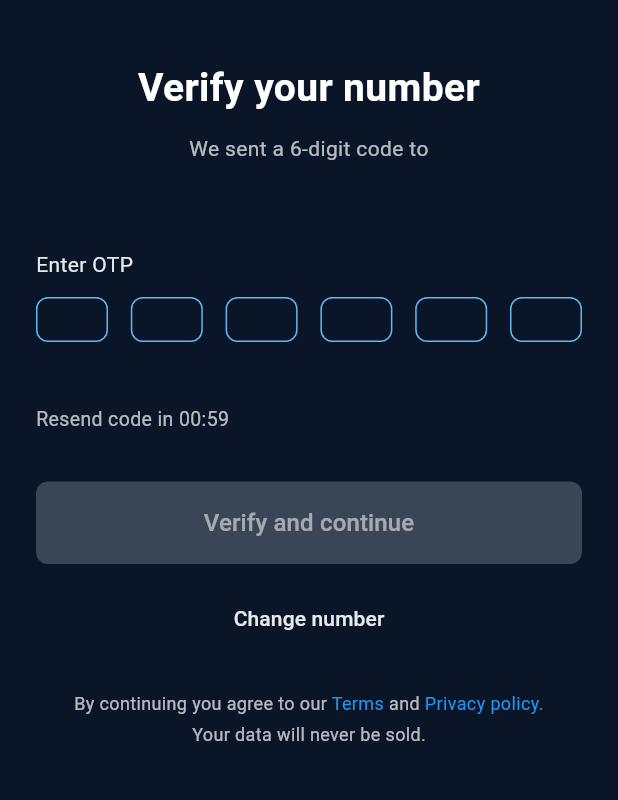
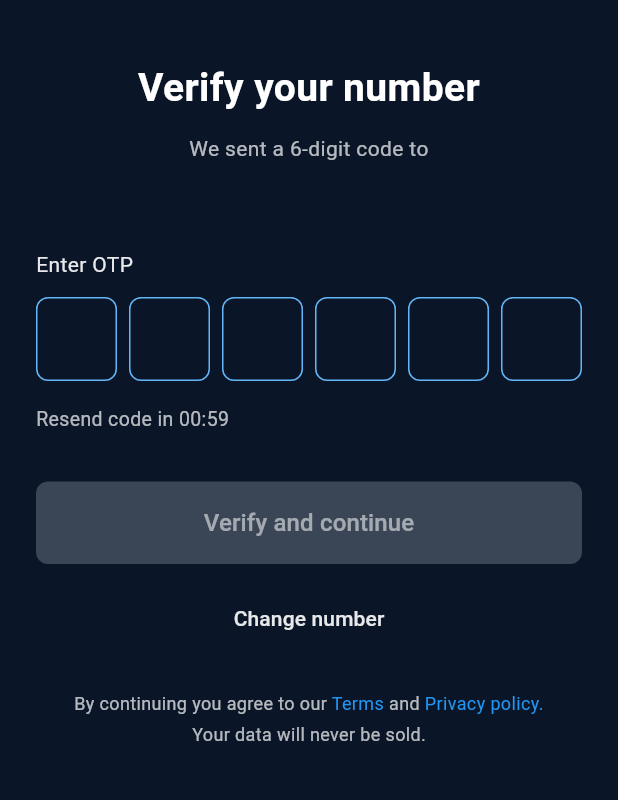
Before and after one commit to zhini-co-in/ZhiniApp, a Flutter app: the OtpScreen screen opened directly with empty values, on a phone screen of 412 x 824 dp, the part 258-1058 px from its top. Run offline on Flutter 3.47's test engine with Material 3 defaults, Android fonts, the phone set to English and light mode, and no system bars; our stand-ins replace camera, country_code_picker, device_info_plus, firebase_auth, firebase_core, firebase_messaging and 7 more; missing offline and left inert: fuzzywuzzy, google_mlkit_text_recognition, tflite_flutter; accounts and stored records are empty.

Commit message:
29092026

```diff
--- a/lib/constants/api_config.dart
+++ b/lib/constants/api_config.dart
@@ -1,6 +1,6 @@
 class ApiConfig {
   //static const String baseUrl = 'https://zhini.atom8itsolutions.com'; // unnoda machine IP, localhost illa (phone-la run panna)
-   static const String baseUrl = 'https://crucial-purifier-canopener.ngrok-free.dev';
+   static const String baseUrl = 'http://192.168.1.6:8080';
 
   static const String productSubmitUrl = '$baseUrl/product/submit';
   static const String submissionSearchUrl = '$baseUrl/product/search';
--- a/lib/otp_screen.dart
+++ b/lib/otp_screen.dart
@@ -451,30 +451,23 @@ class _OtpScreenState extends State<OtpScreen> {
               const SizedBox(height: 12),
 
               Row(
-                mainAxisAlignment: MainAxisAlignment.spaceBetween,
-                children: List.generate(6, (index) {
-                  return SizedBox(
-                    width: 48,
+  children: [
+    for (int i = 0; i < 6; i++) ...[
+      Expanded(
+        child: SizedBox(
   height: 56,
   child: TextField(
-                      controller: _controllers[index],
-                      focusNode: _focusNodes[index],
+    controller: _controllers[i],
+    focusNode: _focusNodes[i],
     keyboardType: TextInputType.number,
     textAlign: TextAlign.center,
-                      // Vertically centres the digit — without this the
-                      // default content padding pushed it below the box.
     textAlignVertical: TextAlignVertical.center,
-                      inputFormatters: [
-                        FilteringTextInputFormatter.digitsOnly,
-                      ],
-                      // maxLength intentionally left uncapped here so a
-                      // pasted 6-digit string can land in one field and be
-                      // redistributed in _handleDigitChange; each box still
-                      // visually shows only its own digit once redistributed.
+    expands: true,      // 👈 add
+    maxLines: null,     // 👈 add (expands use pannum bodhu null irukanum)
+    minLines: null,     // 👈 add
+    inputFormatters: [FilteringTextInputFormatter.digitsOnly],
     style: const TextStyle(
-                          color: Colors.white,
-                          fontSize: 20,
-                          fontWeight: FontWeight.bold),
+        color: Colors.white, fontSize: 20, fontWeight: FontWeight.bold),
     decoration: InputDecoration(
       counterText: '',
       isDense: true,
@@ -482,9 +475,7 @@ class _OtpScreenState extends State<OtpScreen> {
               enabledBorder: OutlineInputBorder(
                 borderRadius: BorderRadius.circular(8),
                 borderSide: BorderSide(
-                            color: _otpError != null
-                                ? _errorColor
-                                : Colors.blue.shade300,
+                  color: _otpError != null ? _errorColor : Colors.blue.shade300,
                 ),
               ),
               focusedBorder: OutlineInputBorder(
@@ -495,12 +486,14 @@ class _OtpScreenState extends State<OtpScreen> {
                 ),
               ),
             ),
-                      onChanged: (value) => _handleDigitChange(value, index),
+            onChanged: (value) => _handleDigitChange(value, i),
           ),
-                  );
-                }),
         ),
-
+      ),
+      if (i != 5) const SizedBox(width: 8),
+    ],
+  ],
+),
               // Inline error, right under the boxes, in red.
               if (_otpError != null) ...[
                 const SizedBox(height: 8),
```
Also changed, not shown: lib/login_screen.dart (+11 -13 lines). Lines whose indentation alone changed are shown as unchanged.
